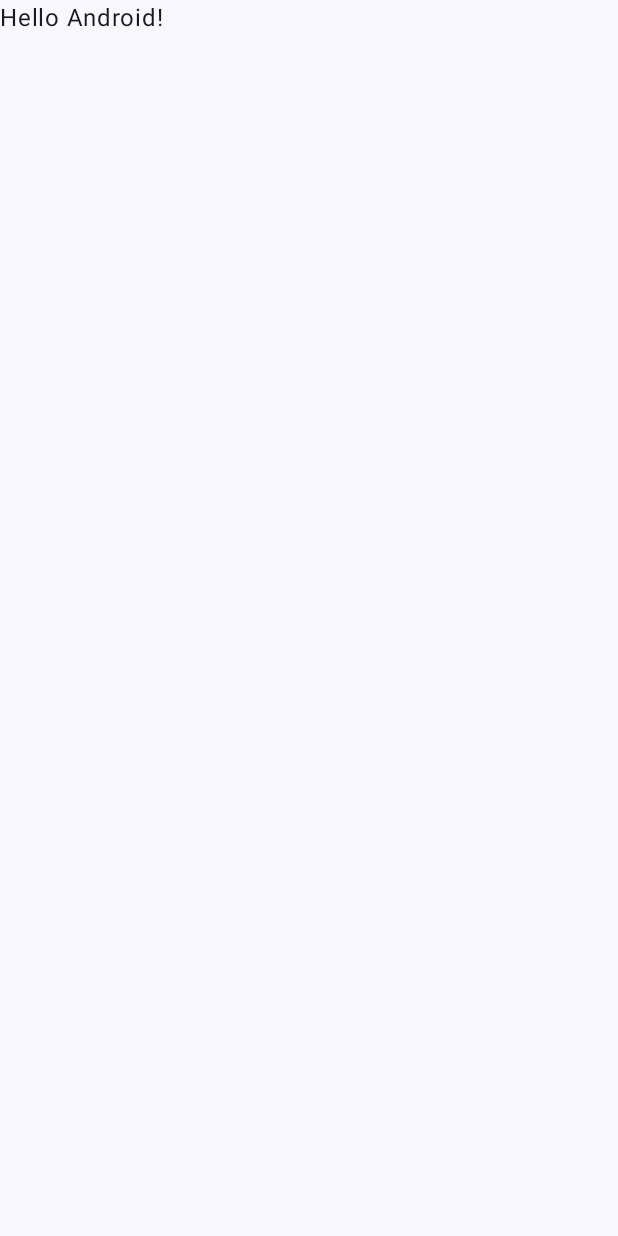
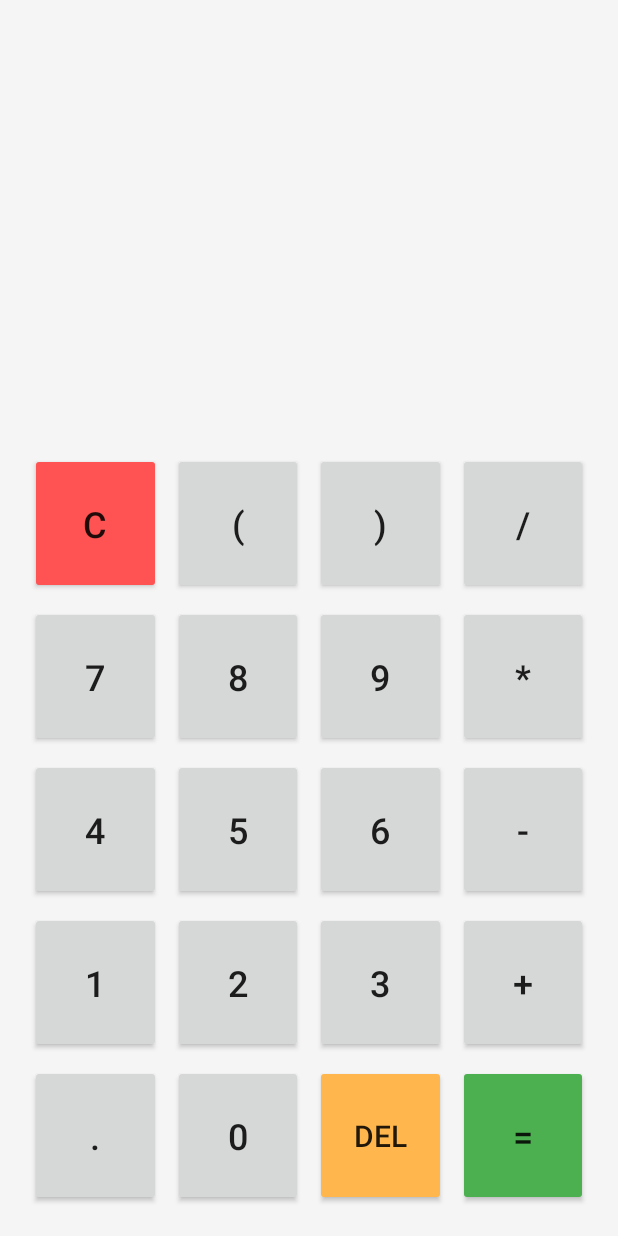
Before and after one commit to daniruiz004dr4/proyecto_android_studio_isw28, an Android app built with Jetpack Compose: the screen it shows after launch (MainActivity), on a phone screen of 412 x 824 dp. Before the commit the screen is almost empty. Run offline under Robolectric (Android 15) with nearby library versions, the phone set to English and light mode, and no system bars.

Commit message:
calculadora sin operaciones trigonometricas

```diff
--- a/app/build.gradle.kts
+++ b/app/build.gradle.kts
@@ -44,6 +44,7 @@ dependencies {
     implementation(libs.androidx.compose.ui.tooling.preview)
     implementation(libs.androidx.core.ktx)
     implementation(libs.androidx.lifecycle.runtime.ktx)
+    implementation("androidx.appcompat:appcompat:1.6.1")
     testImplementation(libs.junit)
     androidTestImplementation(platform(libs.androidx.compose.bom))
     androidTestImplementation(libs.androidx.compose.ui.test.junit4)
--- a/app/src/main/java/com/example/proyecto_android_studio_isw28/MainActivity.kt
+++ b/app/src/main/java/com/example/proyecto_android_studio_isw28/MainActivity.kt
@@ -1,47 +1,133 @@
 package com.example.proyecto_android_studio_isw28
 
 import android.os.Bundle
-import androidx.activity.ComponentActivity
-import androidx.activity.compose.setContent
-import androidx.activity.enableEdgeToEdge
-import androidx.compose.foundation.layout.fillMaxSize
-import androidx.compose.foundation.layout.padding
-import androidx.compose.material3.Scaffold
-import androidx.compose.material3.Text
-import androidx.compose.runtime.Composable
-import androidx.compose.ui.Modifier
-import androidx.compose.ui.tooling.preview.Preview
-import com.example.proyecto_android_studio_isw28.ui.theme.Proyecto_android_studio_isw28Theme
+import android.widget.Button
+import android.widget.TextView
+import androidx.appcompat.app.AppCompatActivity
+import com.example.proyecto_android_studio_isw28.R
 
-class MainActivity : ComponentActivity() {
+class MainActivity : AppCompatActivity() {
+
+    private lateinit var tvExpression: TextView
+    private lateinit var tvResult: TextView
+
     override fun onCreate(savedInstanceState: Bundle?) {
         super.onCreate(savedInstanceState)
-        enableEdgeToEdge()
-        setContent {
-            Proyecto_android_studio_isw28Theme {
-                Scaffold(modifier = Modifier.fillMaxSize()) { innerPadding ->
-                    Greeting(
-                        name = "Android",
-                        modifier = Modifier.padding(innerPadding)
-                    )
+        setContentView(R.layout.activity_main)
+
+        tvExpression = findViewById(R.id.tvExpression)
+        tvResult = findViewById(R.id.tvResult)
+
+        val buttons = listOf(
+            R.id.btn0, R.id.btn1, R.id.btn2, R.id.btn3, R.id.btn4,
+            R.id.btn5, R.id.btn6, R.id.btn7, R.id.btn8, R.id.btn9,
+            R.id.btnDot, R.id.btnAdd, R.id.btnSub, R.id.btnMul, R.id.btnDiv,
+            R.id.btnOpen, R.id.btnClose
+        )
+
+        for (id in buttons) {
+            findViewById<Button>(id).setOnClickListener {
+                val buttonText = (it as Button).text.toString()
+                appendOnExpression(buttonText)
+            }
+        }
+
+        findViewById<Button>(R.id.btnC).setOnClickListener {
+            tvExpression.text = ""
+            tvResult.text = ""
+        }
+
+        findViewById<Button>(R.id.btnDel).setOnClickListener {
+            val string = tvExpression.text.toString()
+            if (string.isNotEmpty()) {
+                tvExpression.text = string.substring(0, string.length - 1)
+            }
+        }
+
+        findViewById<Button>(R.id.btnEquals).setOnClickListener {
+            try {
+                val expression = tvExpression.text.toString()
+                val result = evaluate(expression)
+
+                val resultStr = if (result % 1 == 0.0) {
+                    result.toLong().toString()
+                } else {
+                    result.toString()
                 }
+
+                tvResult.text = resultStr
+            } catch (e: Exception) {
+                tvResult.text = "Error"
             }
         }
     }
-}
 
-@Composable
-fun Greeting(name: String, modifier: Modifier = Modifier) {
-    Text(
-        text = "Hello $name!",
-        modifier = modifier
-    )
-}
+    private fun appendOnExpression(string: String) {
+        tvResult.text = ""
+        tvExpression.append(string)
+    }
 
-@Preview(showBackground = true)
-@Composable
-fun GreetingPreview() {
-    Proyecto_android_studio_isw28Theme {
-        Greeting("Android")
+    private fun evaluate(str: String): Double {
+        return object : Any() {
+            var pos = -1
+            var ch = 0
+
+            fun nextChar() {
+                ch = if (++pos < str.length) str[pos].toInt() else -1
+            }
+
+            fun eat(charToEat: Int): Boolean {
+                while (ch == ' '.toInt()) nextChar()
+                if (ch == charToEat) {
+                    nextChar()
+                    return true
+                }
+                return false
+            }
+
+            fun parse(): Double {
+                nextChar()
+                val x = parseExpression()
+                if (pos < str.length) throw RuntimeException("Unexpected: " + ch.toChar())
+                return x
+            }
+
+            fun parseExpression(): Double {
+                var x = parseTerm()
+                while (true) {
+                    if (eat('+'.toInt())) x += parseTerm() // Suma
+                    else if (eat('-'.toInt())) x -= parseTerm() // Resta
+                    else return x
+                }
+            }
+
+            fun parseTerm(): Double {
+                var x = parseFactor()
+                while (true) {
+                    if (eat('*'.toInt())) x *= parseFactor() // Multiplicación
+                    else if (eat('/'.toInt())) x /= parseFactor() // División
+                    else return x
+                }
+            }
+
+            fun parseFactor(): Double {
+                if (eat('+'.toInt())) return parseFactor()
+                if (eat('-'.toInt())) return -parseFactor()
+
+                var x: Double
+                val startPos = pos
+
+                if (eat('('.toInt())) {
+                    x = parseExpression()
+                    eat(')'.toInt())
+                } else if (ch >= '0'.toInt() && ch <= '9'.toInt() || ch == '.'.toInt()) {
+                    while (ch >= '0'.toInt() && ch <= '9'.toInt() || ch == '.'.toInt()) nextChar()
+                    x = str.substring(startPos, pos).toDouble()
+                } else {
+                    throw RuntimeException("Unexpected: " + ch.toChar())
+                }
+                return x
+            }
+        }.parse()
     }
 }
--- /dev/null
+++ b/app/src/main/res/layout/activity_main.xml
@@ -0,0 +1,68 @@
+<?xml version="1.0" encoding="utf-8"?>
+<LinearLayout xmlns:android="http://schemas.android.com/apk/res/android"
+    android:layout_width="match_parent"
+    android:layout_height="match_parent"
+    android:orientation="vertical"
+    android:padding="16dp"
+    android:background="#F5F5F5">
+
+    <TextView
+        android:id="@+id/tvExpression"
+        android:layout_width="match_parent"
+        android:layout_height="0dp"
+        android:layout_weight="1"
+        android:gravity="end|bottom"
+        android:padding="16dp"
+        android:textSize="32sp"
+        android:textColor="#555555" />
+
+    <TextView
+        android:id="@+id/tvResult"
+        android:layout_width="match_parent"
+        android:layout_height="wrap_content"
+        android:gravity="end"
+        android:padding="16dp"
+        android:textSize="48sp"
+        android:textStyle="bold"
+        android:textColor="#000000"
+        android:layout_marginBottom="16dp"/>
+
+    <GridLayout
+        android:layout_width="match_parent"
+        android:layout_height="0dp"
+        android:layout_weight="3"
+        android:columnCount="4"
+        android:rowCount="5">
+
+        <!-- Fila 1 -->
+        <Button android:id="@+id/btnC" android:text="C" android:layout_width="0dp" android:layout_height="0dp" android:layout_columnWeight="1" android:layout_rowWeight="1" android:textSize="24sp" android:layout_margin="4dp" android:backgroundTint="#FF5252"/>
+        <Button android:id="@+id/btnOpen" android:text="(" android:layout_width="0dp" android:layout_height="0dp" android:layout_columnWeight="1" android:layout_rowWeight="1" android:textSize="24sp" android:layout_margin="4dp"/>
+        <Button android:id="@+id/btnClose" android:text=")" android:layout_width="0dp" android:layout_height="0dp" android:layout_columnWeight="1" android:layout_rowWeight="1" android:textSize="24sp" android:layout_margin="4dp"/>
+        <Button android:id="@+id/btnDiv" android:text="/" android:layout_width="0dp" android:layout_height="0dp" android:layout_columnWeight="1" android:layout_rowWeight="1" android:textSize="24sp" android:layout_margin="4dp"/>
+
+        <!-- Fila 2 -->
+        <Button android:id="@+id/btn7" android:text="7" android:layout_width="0dp" android:layout_height="0dp" android:layout_columnWeight="1" android:layout_rowWeight="1" android:textSize="24sp" android:layout_margin="4dp"/>
+        <Button android:id="@+id/btn8" android:text="8" android:layout_width="0dp" android:layout_height="0dp" android:layout_columnWeight="1" android:layout_rowWeight="1" android:textSize="24sp" android:layout_margin="4dp"/>
+        <Button android:id="@+id/btn9" android:text="9" android:layout_width="0dp" android:layout_height="0dp" android:layout_columnWeight="1" android:layout_rowWeight="1" android:textSize="24sp" android:layout_margin="4dp"/>
+        <Button android:id="@+id/btnMul" android:text="*" android:layout_width="0dp" android:layout_height="0dp" android:layout_columnWeight="1" android:layout_rowWeight="1" android:textSize="24sp" android:layout_margin="4dp"/>
+
+        <!-- Fila 3 -->
+        <Button android:id="@+id/btn4" android:text="4" android:layout_width="0dp" android:layout_height="0dp" android:layout_columnWeight="1" android:layout_rowWeight="1" android:textSize="24sp" android:layout_margin="4dp"/>
+        <Button android:id="@+id/btn5" android:text="5" android:layout_width="0dp" android:layout_height="0dp" android:layout_columnWeight="1" android:layout_rowWeight="1" android:textSize="24sp" android:layout_margin="4dp"/>
+        <Button android:id="@+id/btn6" android:text="6" android:layout_width="0dp" android:layout_height="0dp" android:layout_columnWeight="1" android:layout_rowWeight="1" android:textSize="24sp" android:layout_margin="4dp"/>
+        <Button android:id="@+id/btnSub" android:text="-" android:layout_width="0dp" android:layout_height="0dp" android:layout_columnWeight="1" android:layout_rowWeight="1" android:textSize="24sp" android:layout_margin="4dp"/>
+
+        <!-- Fila 4 -->
+        <Button android:id="@+id/btn1" android:text="1" android:layout_width="0dp" android:layout_height="0dp" android:layout_columnWeight="1" android:layout_rowWeight="1" android:textSize="24sp" android:layout_margin="4dp"/>
+        <Button android:id="@+id/btn2" android:text="2" android:layout_width="0dp" android:layout_height="0dp" android:layout_columnWeight="1" android:layout_rowWeight="1" android:textSize="24sp" android:layout_margin="4dp"/>
+        <Button android:id="@+id/btn3" android:text="3" android:layout_width="0dp" android:layout_height="0dp" android:layout_columnWeight="1" android:layout_rowWeight="1" android:textSize="24sp" android:layout_margin="4dp"/>
+        <Button android:id="@+id/btnAdd" android:text="+" android:layout_width="0dp" android:layout_height="0dp" android:layout_columnWeight="1" android:layout_rowWeight="1" android:textSize="24sp" android:layout_margin="4dp"/>
+
+        <!-- Fila 5 -->
+        <Button android:id="@+id/btnDot" android:text="." android:layout_width="0dp" android:layout_height="0dp" android:layout_columnWeight="1" android:layout_rowWeight="1" android:textSize="24sp" android:layout_margin="4dp"/>
+        <Button android:id="@+id/btn0" android:text="0" android:layout_width="0dp" android:layout_height="0dp" android:layout_columnWeight="1" android:layout_rowWeight="1" android:textSize="24sp" android:layout_margin="4dp"/>
+        <Button android:id="@+id/btnDel" android:text="Del" android:layout_width="0dp" android:layout_height="0dp" android:layout_columnWeight="1" android:layout_rowWeight="1" android:textSize="20sp" android:layout_margin="4dp" android:backgroundTint="#FFB74D"/>
+        <Button android:id="@+id/btnEquals" android:text="=" android:layout_width="0dp" android:layout_height="0dp" android:layout_columnWeight="1" android:layout_rowWeight="1" android:textSize="24sp" android:layout_margin="4dp" android:backgroundTint="#4CAF50"/>
+    </GridLayout>
+
+</LinearLayout>
```
Also changed, not shown: app/src/main/AndroidManifest.xml (+2 -5 lines).
